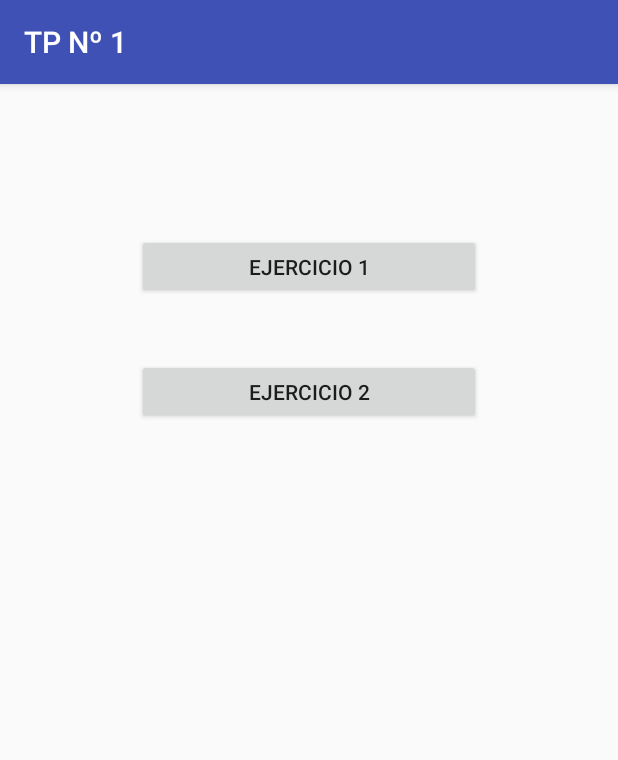
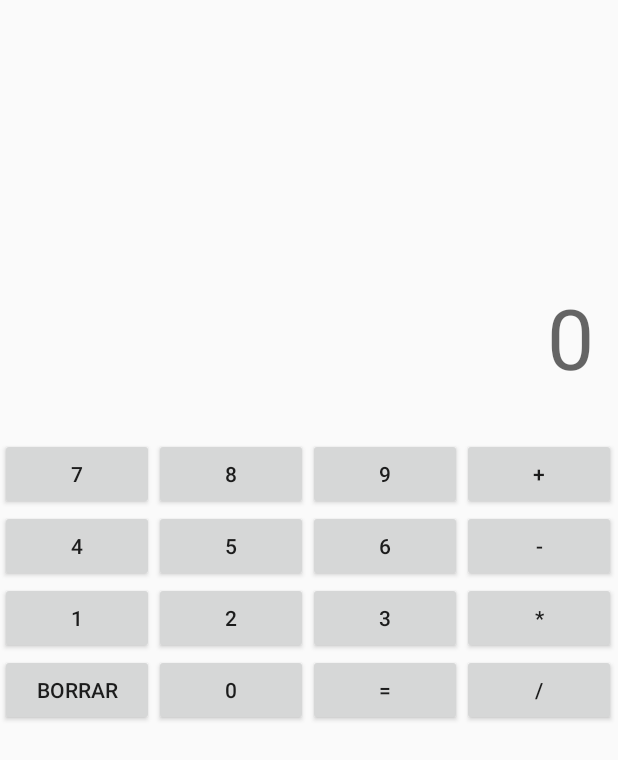
Before and after one commit to angelsimon/PAII-TP1, an Android app: the screen it shows after launch (MainActivity before the commit, Calculadora after it), after a tap on "EJERCICIO 2", on a phone screen of 412 x 824 dp. Shown: the top 760 px of the screen. Run offline under Robolectric (Android 15) with nearby library versions, the phone set to English and light mode, and no system bars.

Commit message:
Calculadora sin terminar

```diff
--- a/app/src/main/AndroidManifest.xml
+++ b/app/src/main/AndroidManifest.xml
@@ -10,9 +10,13 @@
         android:supportsRtl="true"
         android:theme="@style/AppTheme">
         <activity
+            android:name=".Calculadora"
+            android:label="@string/title_activity_calculadora"
+            android:theme="@style/AppTheme.NoActionBar"></activity>
+        <activity
             android:name=".TP1_Ejercicio_1"
             android:label="@string/title_activity_t_p1__ejercicio_1"
-            android:theme="@style/AppTheme.NoActionBar"></activity>
+            android:theme="@style/AppTheme.NoActionBar" />
         <activity android:name=".MainActivity">
             <intent-filter>
                 <action android:name="android.intent.action.MAIN" />
--- /dev/null
+++ b/app/src/main/java/com/example/tp1/Calculadora.java
@@ -0,0 +1,148 @@
+package com.example.tp1;
+
+import android.os.Bundle;
+
+import com.google.android.material.floatingactionbutton.FloatingActionButton;
+import com.google.android.material.snackbar.Snackbar;
+
+import androidx.appcompat.app.AppCompatActivity;
+import androidx.appcompat.widget.Toolbar;
+
+import android.view.View;
+import android.widget.Button;
+import android.widget.EditText;
+import android.widget.TextView;
+
+import java.lang.reflect.Array;
+import java.util.ArrayList;
+
+public class Calculadora extends AppCompatActivity {
+    private ArrayList<Button> v = new ArrayList<Button>();
+    private TextView r;
+    private CalcLogica cl = new CalcLogica();
+
+    @Override
+    protected void onCreate(Bundle savedInstanceState) {
+        super.onCreate(savedInstanceState);
+        setContentView(R.layout.activity_calculadora);
+        Toolbar toolbar = findViewById(R.id.toolbar);
+        setSupportActionBar(toolbar);
+        r = (TextView) findViewById(R.id.lblResultado);
+        v.add((Button) findViewById(R.id.button00));
+        v.add((Button) findViewById(R.id.button01));
+        v.add((Button) findViewById(R.id.button02));
+        v.add((Button) findViewById(R.id.button03));
+        v.add((Button) findViewById(R.id.button04));
+        v.add((Button) findViewById(R.id.button05));
+        v.add((Button) findViewById(R.id.button06));
+        v.add((Button) findViewById(R.id.button07));
+        v.add((Button) findViewById(R.id.button08));
+        v.add((Button) findViewById(R.id.button09));
+        v.add((Button) findViewById(R.id.button_C));
+        v.add((Button) findViewById(R.id.button_plus));
+        v.add((Button) findViewById(R.id.button_minus));
+        v.add((Button) findViewById(R.id.button_times));
+        v.add((Button) findViewById(R.id.button_divide));
+        v.add((Button) findViewById(R.id.button_calcular));
+
+        v.get(0).setOnClickListener(new View.OnClickListener(){
+            @Override
+            public void onClick(View v){
+                r.setText(cl.input("0"));
+            }
+        });
+        v.get(1).setOnClickListener(new View.OnClickListener(){
+            @Override
+            public void onClick(View v){
+                r.setText(cl.input("1"));
+            }
+        });
+        v.get(2).setOnClickListener(new View.OnClickListener(){
+            @Override
+            public void onClick(View v){
+                r.setText(cl.input("2"));
+            }
+        });
+        v.get(3).setOnClickListener(new View.OnClickListener(){
+            @Override
+            public void onClick(View v){
+                r.setText(cl.input("3"));
+            }
+        });
+        v.get(4).setOnClickListener(new View.OnClickListener(){
+            @Override
+            public void onClick(View v){
+                r.setText(cl.input("4"));
+            }
+        });
+        v.get(5).setOnClickListener(new View.OnClickListener(){
+            @Override
+            public void onClick(View v){
+                r.setText(cl.input("5"));
+            }
+        });
+        v.get(6).setOnClickListener(new View.OnClickListener(){
+            @Override
+            public void onClick(View v){
+                r.setText(cl.input("6"));
+            }
+        });
+        v.get(7).setOnClickListener(new View.OnClickListener(){
+            @Override
+            public void onClick(View v){
+                r.setText(cl.input("7"));
+            }
+        });
+        v.get(8).setOnClickListener(new View.OnClickListener(){
+            @Override
+            public void onClick(View v){
+                r.setText(cl.input("8"));
+            }
+        });
+        v.get(9).setOnClickListener(new View.OnClickListener(){
+            @Override
+            public void onClick(View v){
+                r.setText(cl.input("9"));
+            }
+        });
+        v.get(10).setOnClickListener(new View.OnClickListener(){
+            @Override
+            public void onClick(View v){
+                r.setText(cl.input("C"));
+            }
+        });
+        v.get(11).setOnClickListener(new View.OnClickListener(){
+            @Override
+            public void onClick(View v){
+                r.setText(cl.input("+"));
+            }
+        });
+        v.get(12).setOnClickListener(new View.OnClickListener(){
+            @Override
+            public void onClick(View v){
+                r.setText(cl.input("-"));
+            }
+        });
+        v.get(13).setOnClickListener(new View.OnClickListener(){
+            @Override
+            public void onClick(View v){
+                r.setText(cl.input("*"));
+            }
+        });
+        v.get(14).setOnClickListener(new View.OnClickListener(){
+            @Override
+            public void onClick(View v){
+                r.setText(cl.input("/"));
+            }
+        });
+        v.get(15).setOnClickListener(new View.OnClickListener(){
+            @Override
+            public void onClick(View v){
+                r.setText(cl.input("="));
+            }
+        });
+
+
+
+    }
+}
--- a/app/src/main/java/com/example/tp1/MainActivity.java
+++ b/app/src/main/java/com/example/tp1/MainActivity.java
@@ -21,6 +21,7 @@ public class MainActivity extends AppCompatActivity {
     }
 
     public void button2_click(View view) {
-        Toast.makeText(getApplicationContext(), "Ejercicio 2", Toast.LENGTH_SHORT).show();
+        Intent i = new Intent(this, Calculadora.class);
+        startActivity(i);
     }
 }
--- /dev/null
+++ b/app/src/main/res/layout/activity_calculadora.xml
@@ -0,0 +1,162 @@
+<?xml version="1.0" encoding="utf-8"?>
+<androidx.coordinatorlayout.widget.CoordinatorLayout xmlns:android="http://schemas.android.com/apk/res/android"
+    xmlns:app="http://schemas.android.com/apk/res-auto"
+    xmlns:tools="http://schemas.android.com/tools"
+    android:layout_width="match_parent"
+    android:layout_height="match_parent"
+    tools:context=".Calculadora">
+
+
+    <include layout="@layout/content_calculadora" />
+
+    <androidx.constraintlayout.widget.ConstraintLayout
+        android:id="@+id/constraintLayout"
+        android:layout_width="match_parent"
+        android:layout_height="match_parent">
+
+
+        <TableLayout
+            android:id="@+id/tableLayout2"
+            android:layout_width="0dp"
+            android:layout_height="532dp"
+            android:stretchColumns="*"
+            app:layout_constraintBottom_toBottomOf="parent"
+            app:layout_constraintEnd_toEndOf="parent"
+            app:layout_constraintStart_toStartOf="parent"
+            app:layout_constraintTop_toTopOf="parent"
+            app:layout_constraintVertical_bias="1.0"
+            >
+
+            <TableRow
+                android:layout_width="match_parent"
+                android:layout_height="match_parent">
+
+                <Button
+                    android:id="@+id/button07"
+                    android:layout_width="wrap_content"
+                    android:layout_height="wrap_content"
+                    android:text="7" />
+
+                <Button
+                    android:id="@+id/button08"
+                    android:layout_width="wrap_content"
+                    android:layout_height="wrap_content"
+                    android:text="8" />
+
+                <Button
+                    android:id="@+id/button09"
+                    android:layout_width="wrap_content"
+                    android:layout_height="wrap_content"
+                    android:text="9" />
+
+                <Button
+                    android:id="@+id/button_plus"
+                    android:layout_width="wrap_content"
+                    android:layout_height="wrap_content"
+                    android:text="+" />
+            </TableRow>
+
+            <TableRow
+                android:layout_width="match_parent"
+                android:layout_height="match_parent">
+
+                <Button
+                    android:id="@+id/button04"
+                    android:layout_width="wrap_content"
+                    android:layout_height="wrap_content"
+                    android:text="4" />
+
+                <Button
+                    android:id="@+id/button05"
+                    android:layout_width="wrap_content"
+                    android:layout_height="wrap_content"
+                    android:text="5" />
+
+                <Button
+                    android:id="@+id/button06"
+                    android:layout_width="wrap_content"
+                    android:layout_height="wrap_content"
+                    android:text="6" />
+
+                <Button
+                    android:id="@+id/button_minus"
+                    android:layout_width="wrap_content"
+                    android:layout_height="wrap_content"
+                    android:text="-" />
+            </TableRow>
+
+            <TableRow
+                android:layout_width="match_parent"
+                android:layout_height="match_parent">
+
+                <Button
+                    android:id="@+id/button01"
+                    android:layout_width="wrap_content"
+                    android:layout_height="wrap_content"
+                    android:text="1" />
+
+                <Button
+                    android:id="@+id/button02"
+                    android:layout_width="wrap_content"
+                    android:layout_height="wrap_content"
+                    android:text="2" />
+
+                <Button
+                    android:id="@+id/button03"
+                    android:layout_width="wrap_content"
+                    android:layout_height="wrap_content"
+                    android:text="3" />
+
+                <Button
+                    android:id="@+id/button_times"
+                    android:layout_width="wrap_content"
+                    android:layout_height="wrap_content"
+                    android:text="*" />
+            </TableRow>
+
+            <TableRow
+                android:layout_width="match_parent"
+                android:layout_height="match_parent">
+
+                <Button
+                    android:id="@+id/button_C"
+                    android:layout_width="wrap_content"
+                    android:layout_height="wrap_content"
+                    android:text="BORRAR" />
+
+                <Button
+                    android:id="@+id/button00"
+                    android:layout_width="wrap_content"
+                    android:layout_height="wrap_content"
+                    android:text="0" />
+
+                <Button
+                    android:id="@+id/button_calcular"
+                    android:layout_width="wrap_content"
+                    android:layout_height="wrap_content"
+                    android:text="=" />
+
+                <Button
+                    android:id="@+id/button_divide"
+                    android:layout_width="wrap_content"
+                    android:layout_height="wrap_content"
+                    android:text="/" />
+            </TableRow>
+
+        </TableLayout>
+
+        <TextView
+            android:id="@+id/lblResultado"
+            android:layout_width="wrap_content"
+            android:layout_height="wrap_content"
+            android:layout_marginEnd="16dp"
+            android:layout_marginRight="16dp"
+            android:text="0"
+            android:textAppearance="@style/TextAppearance.AppCompat.Display3"
+            app:layout_constraintBottom_toTopOf="@+id/tableLayout2"
+            app:layout_constraintEnd_toEndOf="parent"
+            app:layout_constraintTop_toTopOf="parent"
+            app:layout_constraintVertical_bias="0.862" />
+    </androidx.constraintlayout.widget.ConstraintLayout>
+
+</androidx.coordinatorlayout.widget.CoordinatorLayout>
--- /dev/null
+++ b/app/src/main/res/layout/content_calculadora.xml
@@ -0,0 +1,6 @@
+<?xml version="1.0" encoding="utf-8"?>
+<androidx.constraintlayout.widget.ConstraintLayout xmlns:android="http://schemas.android.com/apk/res/android"
+    xmlns:app="http://schemas.android.com/apk/res-auto"
+    android:layout_width="match_parent"
+    android:layout_height="match_parent"
+    app:layout_behavior="@string/appbar_scrolling_view_behavior"></androidx.constraintlayout.widget.ConstraintLayout>
--- a/app/src/main/res/values/strings.xml
+++ b/app/src/main/res/values/strings.xml
@@ -9,4 +9,5 @@
 
     <string name="hello_first_fragment">Hello first fragment</string>
     <string name="hello_second_fragment">Hello second fragment. Arg: %1$s</string>
+    <string name="title_activity_calculadora">Calculadora</string>
 </resources>
```
Also changed, not shown: app/src/main/java/com/example/tp1/CalcLogica.java (added, +90 -0 lines), app/src/main/java/com/example/tp1/First2Fragment.java (added, +34 -0 lines), app/src/main/java/com/example/tp1/Second2Fragment.java (added, +34 -0 lines), app/src/main/res/layout/fragment_first2.xml (added, +28 -0 lines), app/src/main/res/layout/fragment_second2.xml (added, +27 -0 lines), app/src/main/res/navigation/nav_graph.xml (+20 -0 lines).
